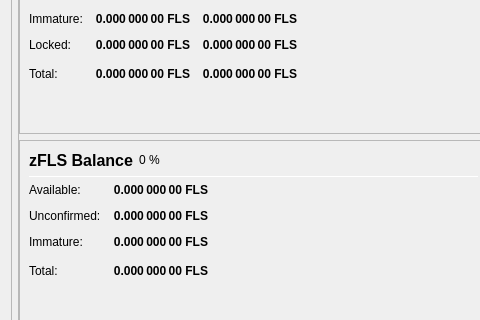
Old version of the form src/qt/forms/overviewpage.ui in the repository decenomy/FLS; both pictures show x 0 to 480 and y 438 to 758 of the 978 by 841 pixel window.
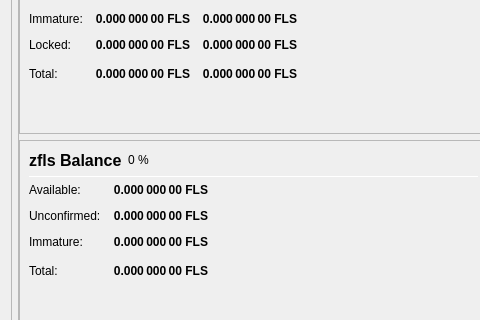
New version of the form.

```diff
--- a/src/qt/forms/overviewpage.ui
+++ b/src/qt/forms/overviewpage.ui
@@ -825,7 +825,7 @@
                           </font>
                          </property>
                          <property name="text">
-                          <string>zFLS Balance</string>
+                          <string>zfls Balance</string>
                          </property>
                         </widget>
                        </item>
```
Left out of the diff: 55 changed lines with no effect on the pictures.
